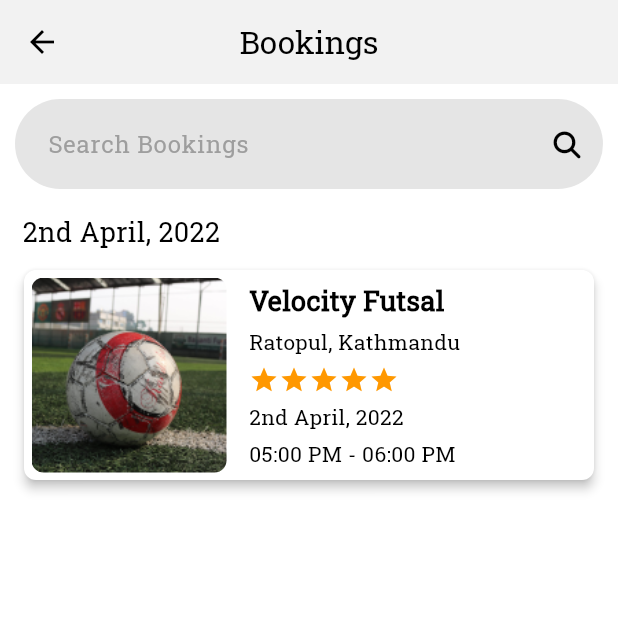
After one commit to abhishekkarky/My_Arena, a Flutter app: the BookingsView screen opened by its route, on a phone screen of 412 x 824 dp, the top half of it. The commit adds this screen. Run offline on Flutter 3.47's test engine with Material 3 defaults, Android fonts, the light colour scheme and no system bars; our stand-ins replace dartz, dio, flutter_map, flutter_riverpod, flutter_snake_navigationbar, font_awesome_flutter and 6 more; missing offline and left inert: all_sensors2; accounts and stored records are empty.

```diff
--- a/lib/config/router/app_routes.dart
+++ b/lib/config/router/app_routes.dart
@@ -2,6 +2,7 @@ import 'package:my_arena/features/auth/presentation/view/login_view.dart';
 import 'package:my_arena/features/auth/presentation/view/register_view.dart';
 import 'package:my_arena/features/auth/presentation/view/request_otp_view.dart';
 import 'package:my_arena/features/auth/presentation/view/reset_password_view.dart';
+import 'package:my_arena/features/bookings/presentation/view/bookings_view.dart';
 import 'package:my_arena/features/discover/presentation/view/discover_view.dart';
 import 'package:my_arena/features/discover/presentation/view/individual_futsal_view.dart';
 import 'package:my_arena/features/discover/presentation/view/map_view.dart';
@@ -23,6 +24,7 @@ class AppRoute {
   static const String editProfileRoute = '/edit-profile';
   static const String editPasswordRoute = '/edit-password';
   static const String favouritesRoute = '/favourites';
+  static const String bookingsRoute = '/bookings';
 
   static const String discoverRoute = '/discover';
   static const String individualFutsalRoute = '/individual-futsal';
@@ -42,6 +44,7 @@ class AppRoute {
       favouritesRoute: (context) => const FavouritesView(),
       individualFutsalRoute: (context) => const IndividualFutsalView(),
       mapViewRoute: (context) => const FutsalMapView(),
+      bookingsRoute: (context) => const BookingsView(),
     };
   }
 }
--- a/lib/core/widget/textformfield.dart
+++ b/lib/core/widget/textformfield.dart
@@ -9,7 +9,9 @@ TextFormField maTextFormField({
   String? initialValue,
   TextInputType? keyboardType,
   IconData? prefixIcon,
+  IconData? suffixIcon,
   Color prefixIconColor = ThemeConstant.buttonColor,
+  Color suffixIconColor = ThemeConstant.buttonColor,
   Color? prefixIconBackgroundColor,
   Color? backgroundColor,
   String? Function(String?)? validator,
@@ -32,6 +34,20 @@ TextFormField maTextFormField({
       filled: true,
       fillColor: backgroundColor ?? const Color(0xFFE5E5E5),
       hintText: hintText,
+      suffixIcon: suffixIcon != null
+          ? Container(
+              padding: const EdgeInsets.all(8),
+              decoration: BoxDecoration(
+                color: prefixIconBackgroundColor,
+                borderRadius: BorderRadius.circular(50),
+              ),
+              child: Icon(
+                suffixIcon,
+                color: suffixIconColor,
+                size: 18,
+              ),
+            )
+          : null,
       prefixIcon: prefixIcon != null
           ? Container(
               padding: const EdgeInsets.all(8),
--- /dev/null
+++ b/lib/features/bookings/presentation/view/bookings_view.dart
@@ -0,0 +1,141 @@
+import 'package:flutter/material.dart';
+import 'package:flutter_riverpod/flutter_riverpod.dart';
+import 'package:font_awesome_flutter/font_awesome_flutter.dart';
+import 'package:my_arena/core/widget/appbar.dart';
+import 'package:my_arena/core/widget/textformfield.dart';
+
+class BookingsView extends ConsumerStatefulWidget {
+  const BookingsView({super.key});
+
+  @override
+  ConsumerState<ConsumerStatefulWidget> createState() => _BookingsViewState();
+}
+
+class _BookingsViewState extends ConsumerState<BookingsView> {
+  final _gap = const SizedBox(
+    height: 5,
+  );
+  final List<bool> _favorites = [false, false];
+
+  @override
+  Widget build(BuildContext context) {
+    final isDarkMode = Theme.of(context).brightness == Brightness.dark;
+    final searchController = TextEditingController();
+    return Scaffold(
+      appBar: MyAppBar(
+        title: 'Bookings',
+        context: context,
+      ),
+      body: SingleChildScrollView(
+        child: Column(
+          children: [
+            Padding(
+              padding: const EdgeInsets.all(10),
+              child: maTextFormField(
+                isDarkMode: isDarkMode,
+                controller: searchController,
+                hintText: 'Search Bookings',
+                suffixIcon: FontAwesomeIcons.magnifyingGlass,
+              ),
+            ),
+            _gap,
+            Column(
+              crossAxisAlignment: CrossAxisAlignment.start,
+              children: [
+                const Padding(
+                  padding: EdgeInsets.only(left: 15.0),
+                  child: Text(
+                    '2nd April, 2022',
+                    style: TextStyle(
+                      fontSize: 18,
+                    ),
+                  ),
+                ),
+                _gap,
+                _buildFutsalCard(
+                  index: 0,
+                  imageUrl: 'assets/images/ground.png',
+                  name: 'Velocity Futsal',
+                  location: 'Ratopul, Kathmandu',
+                  bookedDate: '2nd April, 2022',
+                  bookedTime: '05:00 PM - 06:00 PM',
+                ),
+              ],
+            ),
+          ],
+        ),
+      ),
+    );
+  }
+
+  Widget _buildFutsalCard({
+    required int index,
+    required String imageUrl,
+    required String name,
+    required String location,
+    required String bookedDate,
+    required String bookedTime,
+  }) {
+    return Card(
+      elevation: 3,
+      shape: RoundedRectangleBorder(
+        borderRadius: BorderRadius.circular(8),
+      ),
+      margin: const EdgeInsets.symmetric(vertical: 8, horizontal: 16),
+      child: Padding(
+        padding: const EdgeInsets.all(5),
+        child: Row(
+          children: [
+            ClipRRect(
+              borderRadius: BorderRadius.circular(8),
+              child: Image.asset(
+                imageUrl,
+                width: 130,
+                height: 130,
+                fit: BoxFit.cover,
+              ),
+            ),
+            const SizedBox(width: 15),
+            Expanded(
+              child: Column(
+                mainAxisAlignment: MainAxisAlignment.start,
+                crossAxisAlignment: CrossAxisAlignment.start,
+                children: [
+                  Text(
+                    name,
+                    style: const TextStyle(
+                      fontSize: 18,
+                      fontWeight: FontWeight.bold,
+                    ),
+                  ),
+                  const SizedBox(height: 5),
+                  Text(
+                    location,
+                  ),
+                  const SizedBox(height: 5),
+                  Row(
+                    children: List.generate(5, (index) {
+                      return const Icon(
+                        Icons.star,
+                        color: Colors.orange,
+                        size: 20,
+                      );
+                    }),
+                  ),
+                  const SizedBox(height: 5),
+                  Text(
+                    bookedDate,
+                  ),
+                  const SizedBox(height: 5),
+                  Text(
+                    bookedTime,
+                  ),
+                ],
+              ),
+            ),
+          ],
+        ),
+      ),
+    );
+  }
+}
--- a/lib/features/discover/presentation/view/individual_futsal_view.dart
+++ b/lib/features/discover/presentation/view/individual_futsal_view.dart
@@ -183,6 +183,7 @@ class _IndividualFutsalViewState extends ConsumerState<IndividualFutsalView> {
                           : '',
                     ),
                     decoration: InputDecoration(
+                      hintStyle: const TextStyle(color: Colors.black),
                       hintText: "Select Date and Time",
                       filled: true,
                       fillColor: const Color(0xFFE5E5E5),
@@ -215,12 +216,37 @@ class _IndividualFutsalViewState extends ConsumerState<IndividualFutsalView> {
                         initialDate: selectedDateTime ?? DateTime.now(),
                         firstDate: DateTime(2000),
                         lastDate: DateTime(2100),
+                        builder: (context, child) {
+                          return Theme(
+                            data: Theme.of(context).copyWith(
+                              colorScheme: const ColorScheme.light(
+                                primary: Colors.blue,
+                                onPrimary: Colors.white,
+                                onSurface: Colors.black,
+                              ),
+                            ),
+                            child: child!,
+                          );
+                        },
                       );
                       if (picked != null) {
                         final TimeOfDay? timePicked = await showTimePicker(
+                          builder: (context, child) {
+                            return Theme(
+                              data: Theme.of(context).copyWith(
+                                colorScheme: const ColorScheme.light(
+                                  primary: Colors.blue,
+                                  onPrimary: Colors.white,
+                                  onSurface: Colors.black,
+                                ),
+                              ),
+                              child: child!,
+                            );
+                          },
                           context: context,
                           initialTime: TimeOfDay.fromDateTime(
-                              selectedDateTime ?? DateTime.now()),
+                            selectedDateTime ?? DateTime.now(),
+                          ),
                         );
                         if (timePicked != null) {
                           setState(() {
@@ -235,6 +261,9 @@ class _IndividualFutsalViewState extends ConsumerState<IndividualFutsalView> {
                         }
                       }
                     },
+                    style: const TextStyle(
+                      color: Colors.black,
+                    ),
                   ),
                 ],
               ),
--- a/lib/features/home/presentation/state/home_state.dart
+++ b/lib/features/home/presentation/state/home_state.dart
@@ -1,4 +1,5 @@
 import 'package:flutter/material.dart';
+import 'package:my_arena/features/bookings/presentation/view/bookings_view.dart';
 import 'package:my_arena/features/discover/presentation/view/discover_view.dart';
 import 'package:my_arena/features/notification/presentation/view/notification_view.dart';
 import 'package:my_arena/features/profile/presentation/view/profile_view.dart';
@@ -13,9 +14,7 @@ class HomeState {
       : index = 0,
         lstWidget = [
           const DiscoverView(),
-          const Center(
-            child: Text('data'),
-          ),
+          const BookingsView(),
           const NotificationView(),
           const ProfileView(),
         ];
```
Also changed, not shown: lib/features/discover/presentation/view/discover_view.dart (+0 -49 lines).
